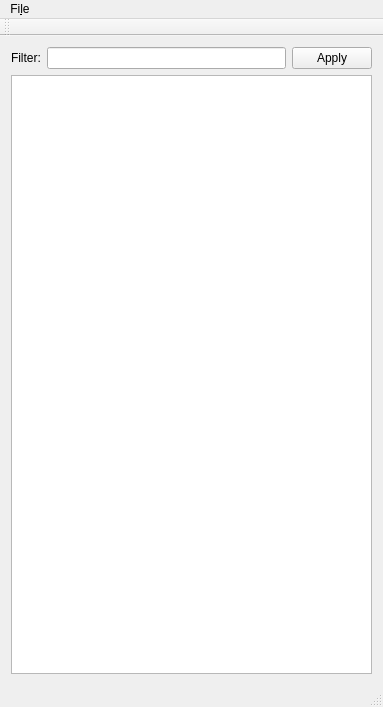
The window that qtbrowser.ui (CMSTrackerDPG/QTBrowser) describes before a commit, drawn with Qt 5.
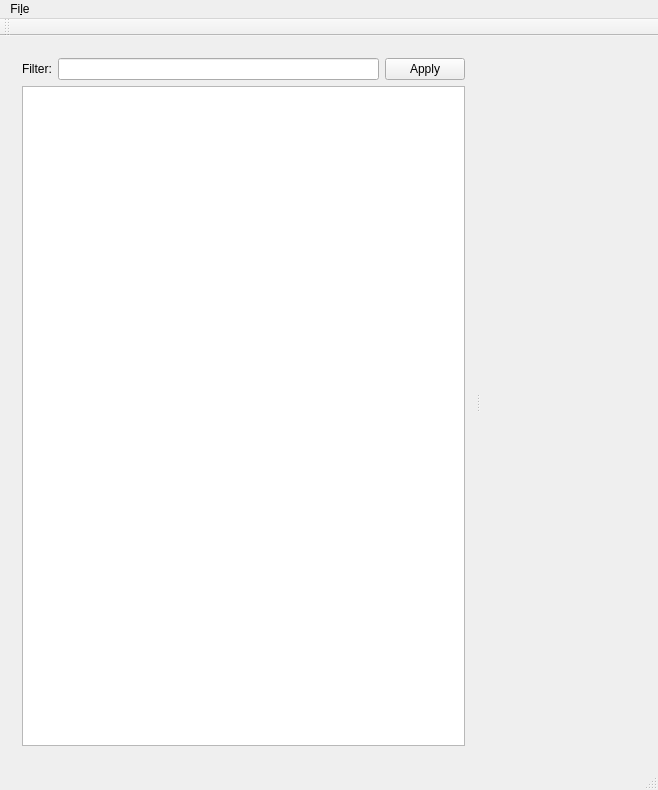
The same window after the commit. Custom widgets are drawn as their Qt base class.

Commit message: QTBrowser Plugin interface start; SuperimposePlugin

```diff
--- a/qtbrowser.ui
+++ b/qtbrowser.ui
@@ -6,14 +6,21 @@
    <rect>
     <x>0</x>
     <y>0</y>
-    <width>383</width>
-    <height>707</height>
+    <width>658</width>
+    <height>790</height>
    </rect>
   </property>
   <property name="windowTitle">
    <string>QTBrowser</string>
   </property>
   <widget class="QWidget" name="centralWidget">
+   <layout class="QVBoxLayout" name="verticalLayout_2">
+    <item>
+     <widget class="QSplitter" name="splitter">
+      <property name="orientation">
+       <enum>Qt::Horizontal</enum>
+      </property>
+      <widget class="QWidget" name="layoutWidget">
    <layout class="QVBoxLayout" name="verticalLayout">
     <item>
      <layout class="QHBoxLayout" name="horizontalLayout">
@@ -41,12 +48,17 @@
     </item>
    </layout>
   </widget>
+      <widget class="SuperimposePlugin" name="widget" native="true"/>
+     </widget>
+    </item>
+   </layout>
+  </widget>
   <widget class="QMenuBar" name="menuBar">
    <property name="geometry">
     <rect>
      <x>0</x>
      <y>0</y>
-     <width>383</width>
+     <width>658</width>
      <height>28</height>
     </rect>
    </property>
@@ -74,6 +86,14 @@
   </action>
  </widget>
  <layoutdefault spacing="6" margin="11"/>
+ <customwidgets>
+  <customwidget>
+   <class>SuperimposePlugin</class>
+   <extends>QWidget</extends>
+   <header>superimposeplugin.h</header>
+   <container>1</container>
+  </customwidget>
+ </customwidgets>
  <resources/>
  <connections/>
 </ui>
```
Left out of the diff: 2 changed lines with no effect on the pictures. Lines whose indentation alone changed are shown as unchanged. The commit also changes 12 other files.
